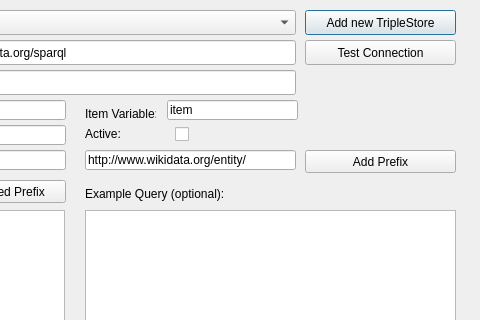
Qt form triplestoredialog.ui (sparqlunicorn/sparqlunicornGoesGIS) before a commit; both pictures show x 255 to 735 and y 0 to 320 of the 735 by 472 pixel window.
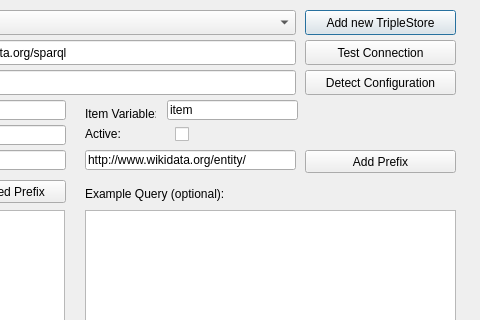
The same form after that commit.

```diff
--- a/triplestoredialog.ui
+++ b/triplestoredialog.ui
@@ -355,6 +355,19 @@
     </rect>
    </property>
   </widget>
+  <widget class="QPushButton" name="detectConfiguration">
+   <property name="geometry">
+    <rect>
+     <x>560</x>
+     <y>70</y>
+     <width>151</width>
+     <height>25</height>
+    </rect>
+   </property>
+   <property name="text">
+    <string>Detect Configuration</string>
+   </property>
+  </widget>
  </widget>
  <resources/>
  <connections/>
```
